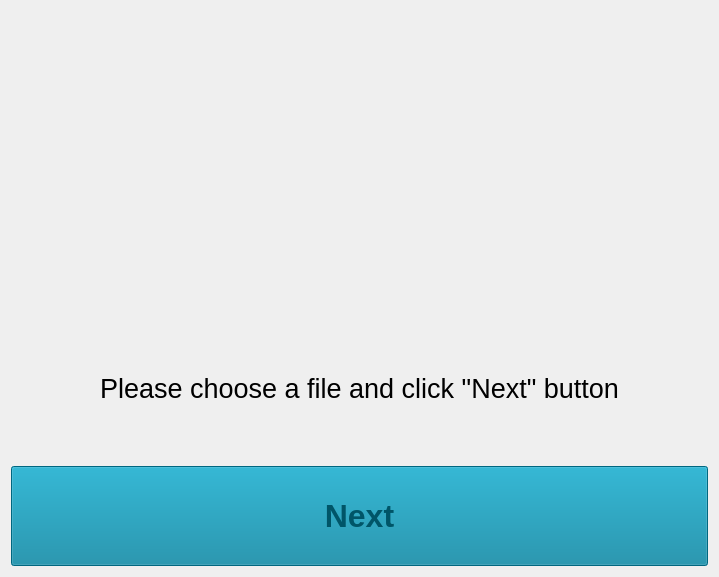
First picture: the form in assets/ui/choose_file_window.ui, repository Victor-Nikliaiev/RSA-4096-Encryption-Manager, before the edit.
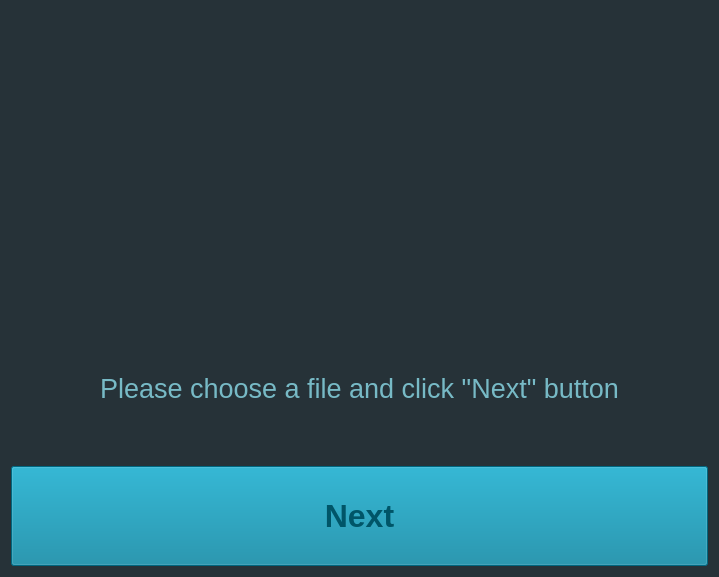
Second picture: the form after the edit. Icons and pictures are not drawn.

Commit message: Fixed some color theme issues, and fixed some code errors

The edit to the form file:
```diff
--- a/assets/ui/choose_file_window.ui
+++ b/assets/ui/choose_file_window.ui
@@ -21,9 +21,8 @@
     <normaloff>:/favicon/icons/maze.png</normaloff>:/favicon/icons/maze.png</iconset>
   </property>
   <property name="styleSheet">
-   <string notr="true">#encrypt_main_window_ui {
-	background-color: #212c31;
-}</string>
+   <string notr="true">color: rgb(119, 186, 198);
+background-color: #263238;</string>
   </property>
   <layout class="QVBoxLayout" name="verticalLayout">
    <item>
```
The commit also changes 17 other files.
